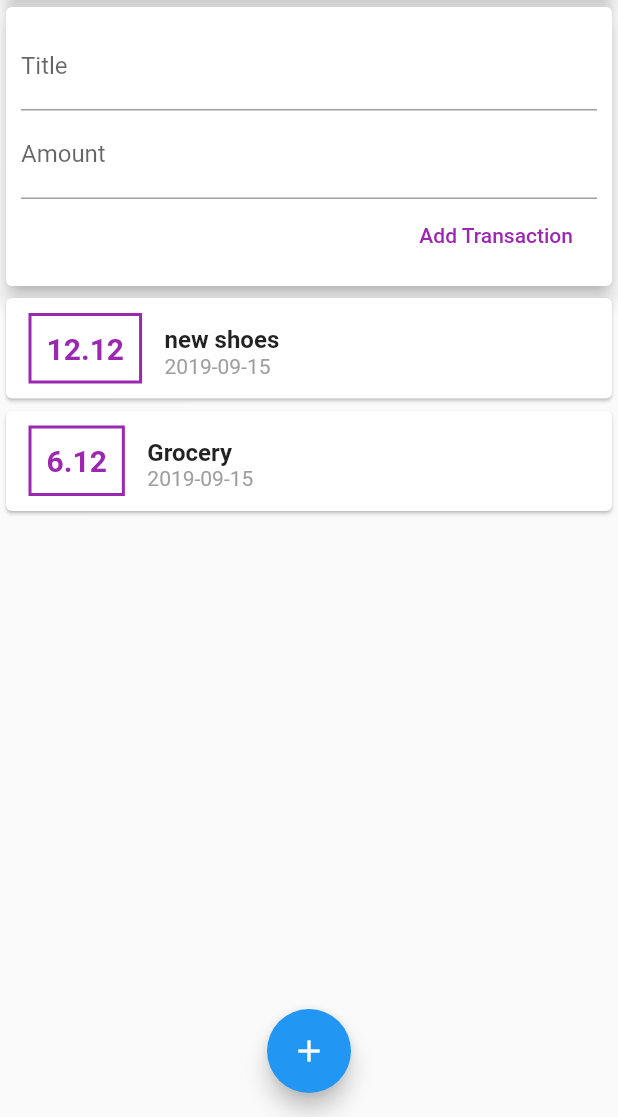
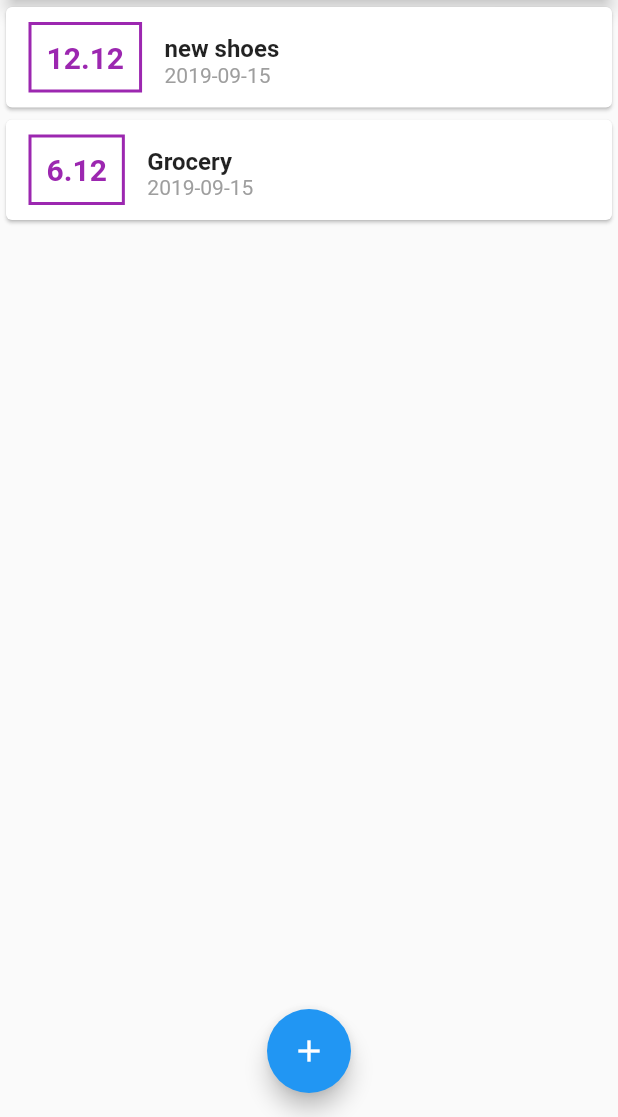
Before and after one commit to snarksliveshere/spendings, a Flutter app: the screen it shows after launch, on a phone screen of 412 x 824 dp, the part 119-1236 px from its top. Run offline on Flutter 3.47's test engine with Material 2 defaults, Android fonts, the phone set to English and light mode, and no system bars.

```diff
--- a/lib/main.dart
+++ b/lib/main.dart
@@ -1,6 +1,8 @@
 import 'package:flutter/material.dart';
 
-import './widgets/user_transactions.dart';
+import './widgets/new_transaction.dart';
+import './models/transaction.dart';
+import './widgets/transaction_list.dart';
 
 void main() => runApp(MyApp());
 
@@ -14,7 +16,38 @@ class MyApp extends StatelessWidget {
   }
 }
 
-class MyHomePage extends StatelessWidget {
+class MyHomePage extends StatefulWidget {
+  @override
+  _MyHomePageState createState() => _MyHomePageState();
+}
+
+class _MyHomePageState extends State<MyHomePage> {
+
+  final List<Transaction> _transactions = [
+    Transaction(
+        id: 't1', title: 'new shoes', amount: 12.12, date: DateTime.now()),
+    Transaction(id: 't2', title: 'Grocery', amount: 6.12, date: DateTime.now()),
+  ];
+
+  void _addNewTransaction(String title, double amount) {
+    final newTx = Transaction(
+      title: title,
+      amount: amount,
+      date: DateTime.now(),
+      id: DateTime.now().toString(),
+    );
+
+    setState(() {
+      _transactions.add(newTx);
+    });
+  }
+
+  void _startAddNewTransaction(BuildContext ctx) {
+    showModalBottomSheet(context: ctx, builder: (bCtx) {
+      return NewTransaction(_addNewTransaction);
+    });
+  }
+
   @override
   Widget build(BuildContext context) {
     return Scaffold(
@@ -23,7 +56,7 @@ class MyHomePage extends StatelessWidget {
         actions: <Widget>[
           IconButton(
             icon: Icon(Icons.add),
-            onPressed: () {},
+            onPressed: () => _startAddNewTransaction(context),
           ),
         ],
       ),
@@ -38,14 +71,14 @@ class MyHomePage extends StatelessWidget {
                 elevation: 5,
               ),
             ),
-            UserTransactions(),
+            TransactionList(_transactions),
           ],
         ),
       ),
       floatingActionButtonLocation: FloatingActionButtonLocation.centerFloat,
       floatingActionButton: FloatingActionButton(
         child: Icon(Icons.add),
-        onPressed: () {},
+        onPressed: () => _startAddNewTransaction(context),
       ),
     );
   }
--- a/lib/widgets/user_transactions.dart
+++ /dev/null
@@ -1,41 +0,0 @@
-import 'package:flutter/material.dart';
-
-import '../models/transaction.dart';
-import './new_transaction.dart';
-import './transaction_list.dart';
-
-class UserTransactions extends StatefulWidget {
-  @override
-  _UserTransactionsState createState() => _UserTransactionsState();
-}
-
-class _UserTransactionsState extends State<UserTransactions> {
-  final List<Transaction> _transactions = [
-    Transaction(
-        id: 't1', title: 'new shoes', amount: 12.12, date: DateTime.now()),
-    Transaction(id: 't2', title: 'Grocery', amount: 6.12, date: DateTime.now()),
-  ];
-
-  @override
-  Widget build(BuildContext context) {
-    return Column(
-      children: <Widget>[
-        NewTransaction(_addNewTransaction),
-        TransactionList(_transactions),
-      ],
-    );
-  }
-
-  void _addNewTransaction(String title, double amount) {
-    final newTx = Transaction(
-        title: title,
-        amount: amount,
-        date: DateTime.now(),
-        id: DateTime.now().toString(),
-    );
-
-    setState(() {
-      _transactions.add(newTx);
-    });
-  }
-}
```
